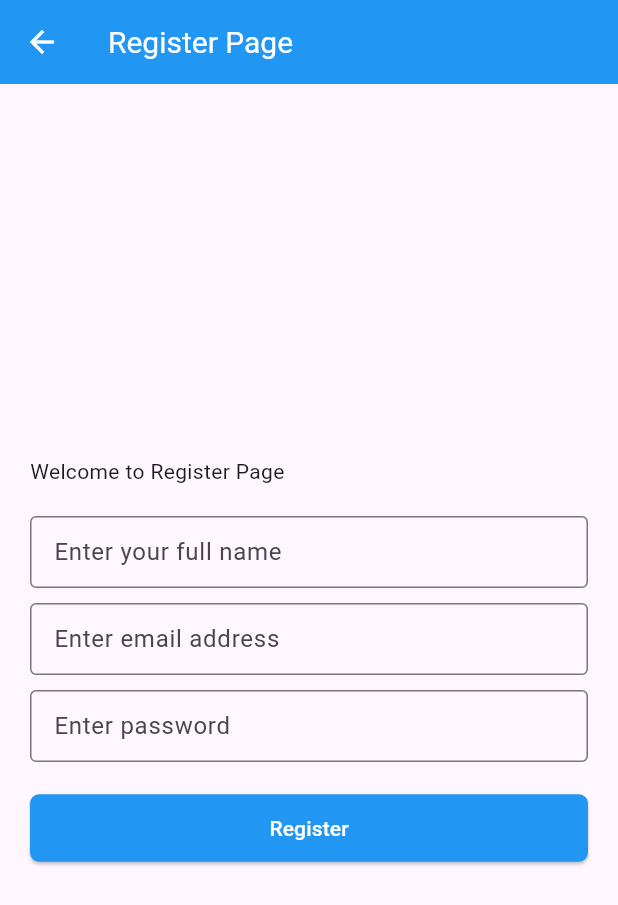
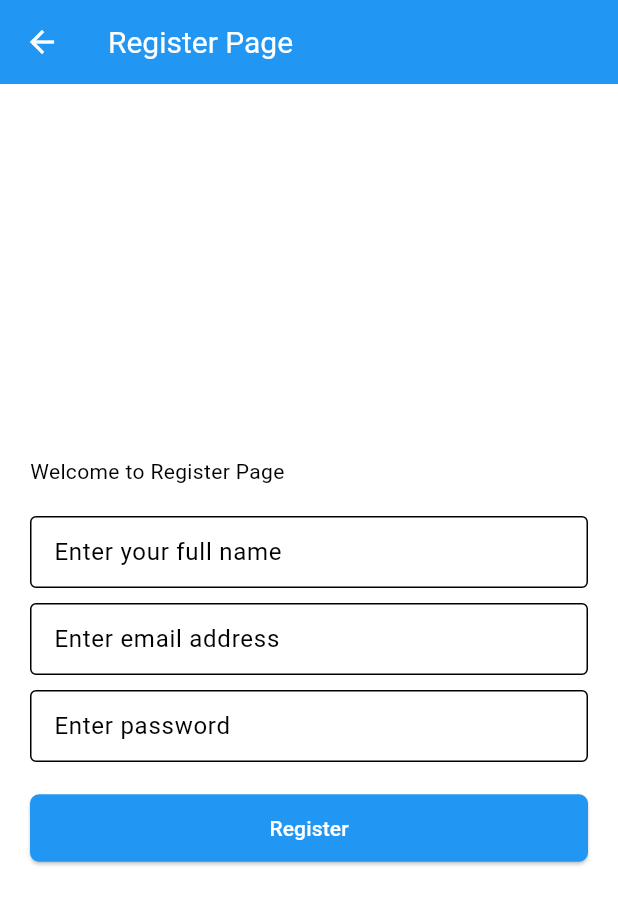
Before and after one commit to Aashish-Dahal/flutter_bloc_skeleton, a Flutter app: the screen it shows after launch, after a tap on "Register", on a phone screen of 412 x 824 dp. Shown: the top 905 px of the screen. Run offline on Flutter 3.47's test engine with Material 3 defaults, Android fonts, the phone set to English and light mode, and no system bars; drawn by our look-alikes of flutter_form_builder; our stand-ins replace connectivity_plus, dio, easy_localization, equatable, firebase_auth, firebase_core and 7 more; missing offline and left inert: dio_cache_interceptor, dio_cache_interceptor_hive_store; accounts and stored records are empty; generated files the repository leaves out were written again; statements that could not run were skipped.

Commit message:
refactor(optimization): code optimization

```diff
--- a/lib/app/config/routes/app_routes.dart
+++ b/lib/app/config/routes/app_routes.dart
@@ -1,8 +1,14 @@
+import 'dart:developer';
+
+import 'package:connectivity_plus/connectivity_plus.dart';
 import 'package:flutter/material.dart';
 import 'package:go_router/go_router.dart';
 
 import '../../core/utils/extension/bloc_extension.dart';
+import '../../injector.dart';
+import '../../models/post/index.dart';
 import '../../pages/auth/bloc/auth_bloc.dart';
+import '../../pages/detail/page/detail_page.dart';
 import '../../pages/index.dart';
 import '../firebase/index.dart';
 import 'route_path.dart';
@@ -16,7 +22,10 @@ class AppRouter {
 
   late final _goRouter = GoRouter(
     initialLocation: AppPage.login.toPath,
-    refreshListenable: authBloc.asListenable(),
+    refreshListenable: Listenable.merge([
+      authBloc.asListenable(),
+      Connectivity().onConnectivityChanged.asListenable(),
+    ]),
     navigatorKey: rootNavigatorKey,
     routes: <GoRoute>[
       GoRoute(
@@ -50,13 +59,45 @@ class AppRouter {
         name: AppPage.register.toName,
         builder: (context, state) => const RegisterPage(),
       ),
+      GoRoute(
+        path: AppPage.error.toPath,
+        name: AppPage.error.toName,
+        builder: (context, state) => const RouteNotFound(),
+      ),
+      GoRoute(
+        path: AppPage.detail.toPath,
+        name: AppPage.detail.toName,
+        builder: (context, state) => DetailPage(post: state.extra as Posts),
+      ),
     ],
     errorBuilder: (context, state) => const RouteNotFound(),
-    redirect: (context, _) {
+    redirect: (context, state) async {
       final isLoggedIn = firebaseAuth.currentUser != null;
-      if (isLoggedIn) {
+      final loggingIn = state.matchedLocation == AppPage.login.toPath;
+
+      final isOffline = (await Connectivity().checkConnectivity())
+          .contains(ConnectivityResult.none);
+
+      if (state.topRoute?.path != AppPage.error.toPath) {
+        preferences.setString(
+          "previousPath",
+          state.topRoute?.path ?? AppPage.home.toPath,
+        );
+      }
+      final previousPath =
+          preferences.getString("previousPath") ?? AppPage.home.toPath;
+      log("previous path $previousPath");
+
+      if (isLoggedIn && loggingIn) {
         return AppPage.home.toPath;
       }
+      if (isOffline) {
+        return AppPage.error.toPath;
+      }
+      if (!isOffline && state.matchedLocation == AppPage.error.toPath) {
+        return previousPath;
+      }
+
       return null;
     },
   );
--- a/lib/app/config/routes/route_path.dart
+++ b/lib/app/config/routes/route_path.dart
@@ -1,4 +1,4 @@
-enum AppPage { home, login, register }
+enum AppPage { home, login, register, error, detail }
 
 extension AppPageExtension on AppPage {
   String get toPath {
@@ -7,6 +7,10 @@ extension AppPageExtension on AppPage {
         return '/login';
       case AppPage.register:
         return '/register';
+      case AppPage.detail:
+        return '/detail';
+      case AppPage.error:
+        return '/error';
       case AppPage.home:
         return '/';
       default:
@@ -20,8 +24,12 @@ extension AppPageExtension on AppPage {
         return "Login";
       case AppPage.register:
         return "Register";
+      case AppPage.detail:
+        return "Detail";
       case AppPage.home:
         return "Home";
+      case AppPage.error:
+        return "Error";
       default:
         return "Onboarding";
     }
--- a/lib/app/config/theme/app_theme.dart
+++ b/lib/app/config/theme/app_theme.dart
@@ -6,7 +6,9 @@ class AppTheme {
   static ThemeData get light {
     return ThemeData(
       useMaterial3: true,
+      brightness: Brightness.light,
       primarySwatch: AppColors.primary,
+      colorScheme: ColorScheme.light(),
       textTheme: const TextTheme(
         displayLarge: TextStyle(fontWeight: FontWeight.bold),
       ),
--- a/lib/app/core/common/bloc/pagination_bloc.dart
+++ b/lib/app/core/common/bloc/pagination_bloc.dart
@@ -113,10 +113,4 @@ class PaginationBloc extends Bloc<PaginationEvent, PaginationState> {
       (r) => emit(PaginationSuccess(data: r.data)),
     );
   }
-
-  @override
-  Future<void> close() {
-    scrollController.dispose();
-    return super.close();
-  }
 }
--- a/lib/app/core/utils/extension/bloc_extension.dart
+++ b/lib/app/core/utils/extension/bloc_extension.dart
@@ -23,3 +23,14 @@ extension BlocExtensions<T> on BlocBase<T> {
     return notifier;
   }
 }
+
+extension StreamExtensions<T> on Stream<T> {
+  Listenable asListenable() {
+    final notifier = ChangeNotifier();
+    listen((_) {
+      // ignore: invalid_use_of_protected_member, invalid_use_of_visible_for_testing_member
+      notifier.notifyListeners();
+    });
+    return notifier;
+  }
+}
--- a/lib/app/injector.dart
+++ b/lib/app/injector.dart
@@ -5,6 +5,7 @@ import 'package:flutter_bloc/flutter_bloc.dart';
 import 'package:get_it/get_it.dart';
 import 'package:shared_preferences/shared_preferences.dart';
 
+import '../firebase_options.dart';
 import 'config/api/api.dart';
 import 'core/common/bloc/pagination_bloc.dart';
 import 'core/utils/bloc_observer.dart';
@@ -19,7 +20,7 @@ final getIt = GetIt.instance;
 Future<void> initDependencies() async {
   WidgetsFlutterBinding.ensureInitialized();
   await AppPathProvider.initPath();
-  await Firebase.initializeApp();
+  await Firebase.initializeApp(options: DefaultFirebaseOptions.currentPlatform);
   await EasyLocalization.ensureInitialized();
   EasyLocalization.logger.enableBuildModes = [];
   InitDio()();
--- a/lib/app/pages/home/page/home_page.dart
+++ b/lib/app/pages/home/page/home_page.dart
@@ -1,7 +1,9 @@
 import 'package:firebase_auth/firebase_auth.dart';
 import 'package:flutter/material.dart';
 import 'package:flutter_bloc/flutter_bloc.dart';
+import 'package:go_router/go_router.dart';
 
+import '../../../config/routes/route_path.dart';
 import '../../../core/common/bloc/pagination_bloc.dart';
 import '../../../injector.dart';
 import '../../../models/post/index.dart';
@@ -31,6 +33,9 @@ class HomePage extends StatelessWidget {
         child: BlocPaginationView<Posts>(
           itemBuilder: (data) {
             return ListTile(
+              onTap: () {
+                context.push(AppPage.detail.toPath, extra: data);
+              },
               leading: Text(data.id.toString()),
               title: Text(data.title),
               subtitle: Text(data.body),
```
Also changed, not shown: lib/app/pages/detail/page/detail_page.dart (added, +32 -0 lines), 1 other file.
